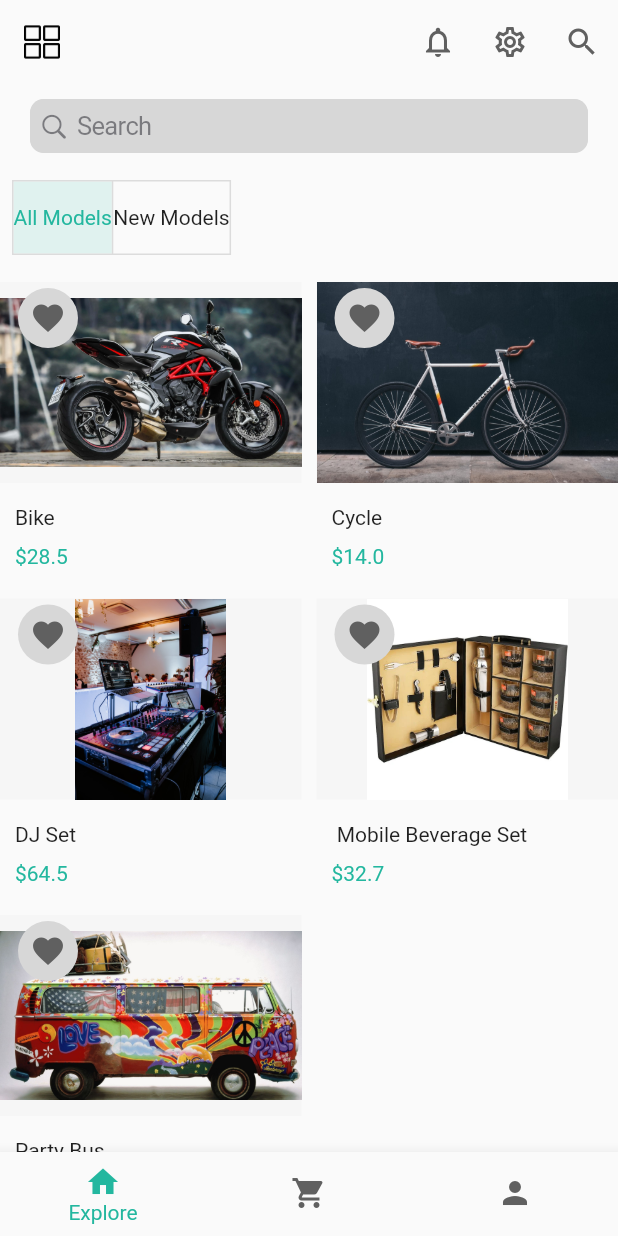
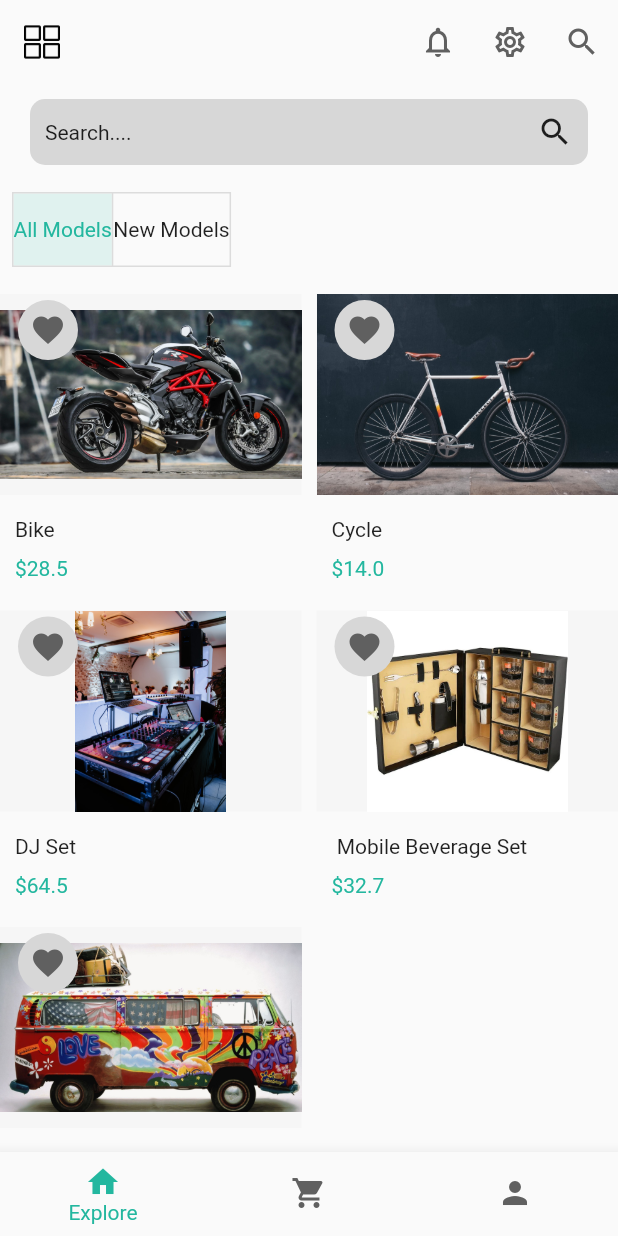
Before and after one commit to VinuBalagopalAP/Rent-Me-App, a Flutter app: the screen it shows after launch, after a tap on "Login with Google", on a phone screen of 412 x 824 dp. Run offline on Flutter 3.47's test engine with Material 2 defaults, Android fonts, the phone set to English and light mode, and no system bars; our stand-ins replace animated_splash_screen, firebase_auth, google_sign_in; accounts and stored records are empty.

Commit message:
Search bar upodated

```diff
--- a/lib/screens/home/home.dart
+++ b/lib/screens/home/home.dart
@@ -6,10 +6,10 @@ import 'package:rent_me/models/item.dart';
 import 'package:rent_me/provider/items_provider.dart';
 import 'package:rent_me/screens/details/details.dart';
 import '../../utils/slide.dart';
+import '../../utils/theme.dart';
 import '../../widgets/bottom_nav.dart';
 import '../../widgets/items_grid.dart';
 import '../../widgets/menu_button.dart';
-import '../../widgets/search.dart';
 
 class Home extends StatefulWidget {
   const Home({Key? key}) : super(key: key);
@@ -43,7 +43,28 @@ class HomeState extends State<Home> {
         body: Column(
           crossAxisAlignment: CrossAxisAlignment.start,
           children: [
-            const StoreSearch(),
+            GestureDetector(
+              onTap: () => showSearch(
+                  context: context, delegate: CustomSearchDelegate()),
+              child: Container(
+                padding: const EdgeInsets.all(10),
+                margin: const EdgeInsets.symmetric(
+                  horizontal: 20,
+                  vertical: 10,
+                ),
+                decoration: BoxDecoration(
+                  color: StoreTheme.grey,
+                  borderRadius: BorderRadius.circular(10),
+                ),
+                child: Row(
+                  children: const [
+                    Text("Search...."),
+                    Spacer(),
+                    Icon(Icons.search)
+                  ],
+                ),
+              ),
+            ),
             Padding(
               padding: const EdgeInsets.all(8.0),
               child: ToggleButtons(
```
